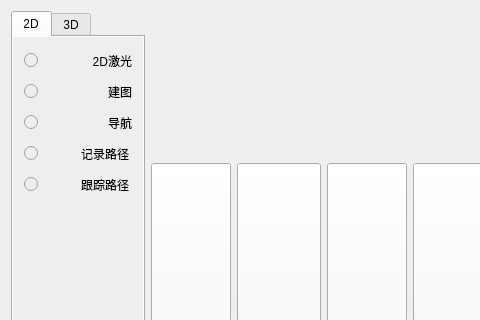
First picture: the form in ros_gui/ui/mainwindow.ui, repository MrMao007/ros_gui2, before the edit; both pictures show x 0 to 480 and y 0 to 320 of the 1223 by 635 pixel window.
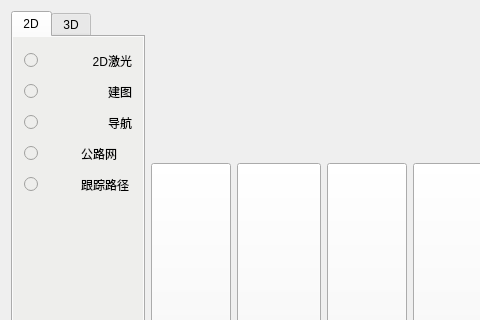
Second picture: the form after the edit. Icons and pictures are not drawn.

Patch:
```diff
--- a/ros_gui/ui/mainwindow.ui
+++ b/ros_gui/ui/mainwindow.ui
@@ -189,7 +189,7 @@
               <item row="4" column="1">
                <widget class="QLabel" name="label_6">
                 <property name="text">
-                 <string>记录路径</string>
+                 <string>公路网</string>
                 </property>
                </widget>
               </item>
```
